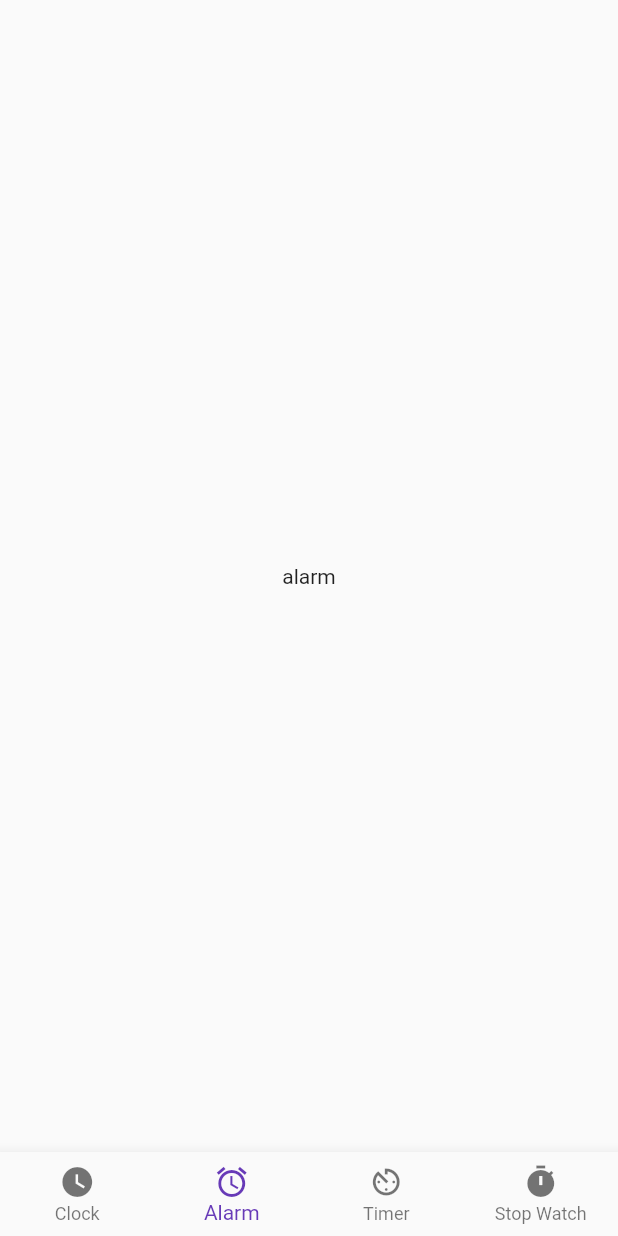
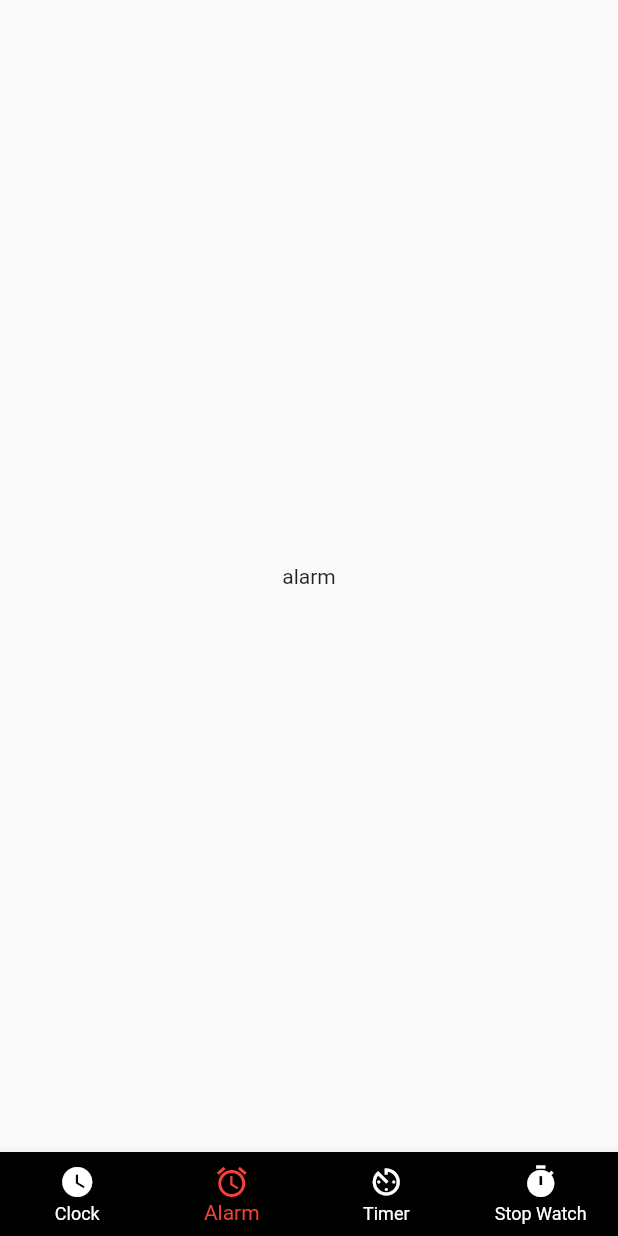
Before and after one commit to khemagarwal/AlarmApp, a Flutter app: the screen it shows after launch, item 2 of the bottom bar chosen, on a phone screen of 412 x 824 dp. Run offline on Flutter 3.47's test engine with Material 2 defaults, Android fonts, the phone set to English and light mode, and no system bars; our stand-ins replace analog_clock.

```diff
--- a/lib/main.dart
+++ b/lib/main.dart
@@ -59,7 +59,9 @@ class _ClockState extends State<Clock> {
           )
         ],
         currentIndex: selectedIndex,
-        fixedColor: Colors.deepPurple,
+        backgroundColor: Colors.black,
+        unselectedItemColor: Colors.white,
+        fixedColor: Colors.red[500],
         onTap: onItemTapped,
       ) ,
 
```
Also changed, not shown: lib/clock.dart (+36 -5 lines).
